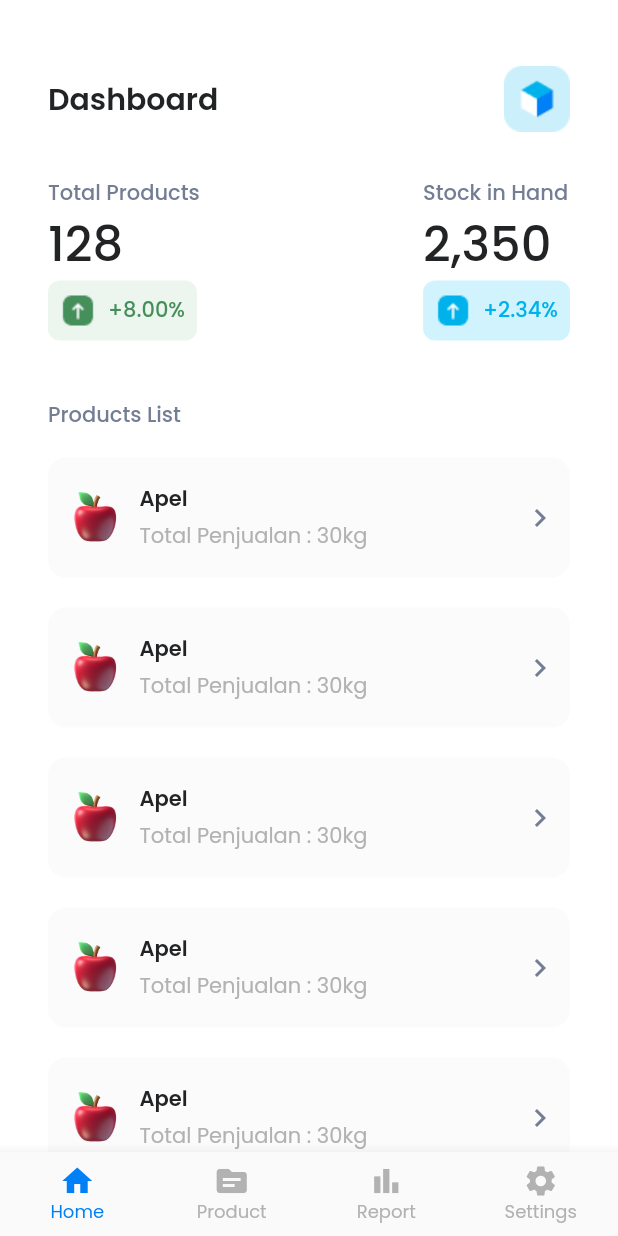
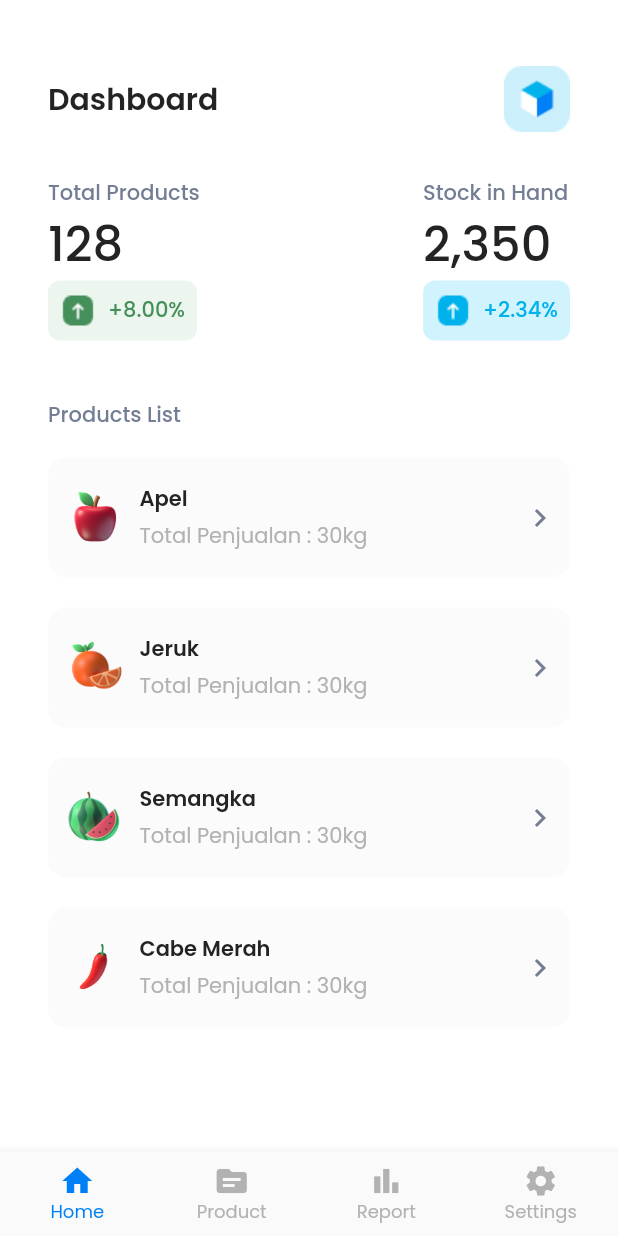
Before and after one commit to asrafilll/flutter_local_cashier_app, a Flutter app: the AdminMainPage screen opened directly, on a phone screen of 412 x 824 dp. Run offline on Flutter 3.47's test engine with Material 2 defaults, Android fonts, the phone set to English and light mode, and no system bars; our stand-ins replace google_fonts.

Commit message:
Dynamic data to admin_dashboard product list section

```diff
--- a/lib/admin/component/dashboard_product_component.dart
+++ b/lib/admin/component/dashboard_product_component.dart
@@ -2,7 +2,12 @@ import 'package:flutter/material.dart';
 import 'package:personal_cashier_app/core/app_style.dart';
 
 class DashboardProductComponent extends StatelessWidget {
-  const DashboardProductComponent({super.key});
+  const DashboardProductComponent({
+    super.key,
+    required this.myFruit,
+  });
+
+  final Map<String, dynamic> myFruit;
 
   @override
   Widget build(BuildContext context) {
@@ -19,15 +24,15 @@ class DashboardProductComponent extends StatelessWidget {
           Row(
             children: [
               Image.asset(
-                'assets/products/apple.png',
+                myFruit['image'],
                 width: 45,
               ),
               const SizedBox(width: 8),
               Column(
                 crossAxisAlignment: CrossAxisAlignment.start,
-                children: const [
+                children: [
                   Text(
-                    'Apel',
+                    myFruit['name'],
                     style: TextStyle(
                       color: kBlackColor,
                       fontWeight: FontWeight.w600,
--- a/lib/admin/home_page.dart
+++ b/lib/admin/home_page.dart
@@ -4,7 +4,30 @@ import 'package:personal_cashier_app/admin/component/dashboard_summary.dart';
 import 'package:personal_cashier_app/core/app_style.dart';
 
 class AdminHomePage extends StatelessWidget {
-  const AdminHomePage({super.key});
+  AdminHomePage({super.key});
+
+  final List<Map<String, dynamic>> myFruit = [
+    {
+      'image': 'assets/products/apple.png',
+      'name': 'Apel',
+      'totalSold': 30,
+    },
+    {
+      'image': 'assets/products/orange.png',
+      'name': 'Jeruk',
+      'totalSold': 20,
+    },
+    {
+      'image': 'assets/products/watermelon.png',
+      'name': 'Semangka',
+      'totalSold': 10,
+    },
+    {
+      'image': 'assets/products/chilli.png',
+      'name': 'Cabe Merah',
+      'totalSold': 50,
+    },
+  ];
 
   @override
   Widget build(BuildContext context) {
@@ -49,11 +72,12 @@ class AdminHomePage extends StatelessWidget {
                 padding: EdgeInsets.zero,
                 shrinkWrap: true,
                 physics: const NeverScrollableScrollPhysics(),
-                itemBuilder: (context, index) =>
-                    const DashboardProductComponent(),
+                itemBuilder: (context, index) {
+                  return DashboardProductComponent(myFruit: myFruit[index]);
+                },
                 separatorBuilder: (context, index) =>
                     const SizedBox(height: 20),
-                itemCount: 10,
+                itemCount: myFruit.length,
               )
             ],
           ),
--- a/lib/admin/main.dart
+++ b/lib/admin/main.dart
@@ -21,11 +21,11 @@ class _AdminMainPageState extends State<AdminMainPage> {
     });
   }
 
-  final List<Widget> _myPage = const [
+  final List<Widget> _myPage = [
     AdminHomePage(),
-    AdminProductPage(),
-    AdminChartPage(),
-    AdminSettingPage(),
+    const AdminProductPage(),
+    const AdminChartPage(),
+    const AdminSettingPage(),
   ];
 
   @override
```
